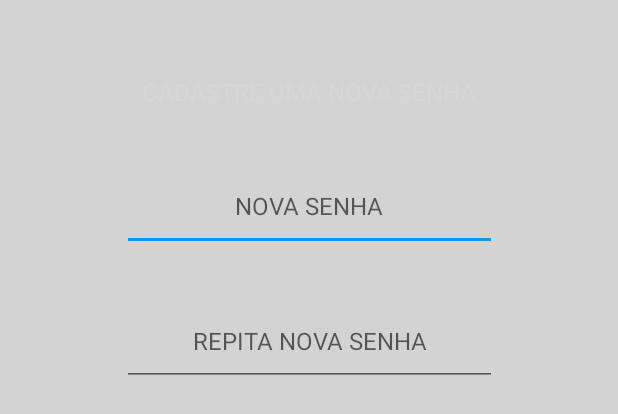
After one commit to fortknoxDesenv/Mockup-SemPrysm-ComGrafico, an Android app: the layout alert_dialog_nova_senha.xml on its own in the app's theme, with its tools: preview values and no code run, on a phone screen of 412 x 824 dp. The commit adds this screen. Shown: the top 414 px of the screen. Run offline under Robolectric (Android 15) with nearby library versions, the phone set to English and light mode, and no system bars.

Commit message:
Ao resetar a senha no prysm aparece um popup para digitar a nova senha

```diff
--- a/app/src/main/java/com/anyvision/facekeyexample/prysm/AuthToken.java
+++ b/app/src/main/java/com/anyvision/facekeyexample/prysm/AuthToken.java
@@ -49,4 +49,8 @@ public interface AuthToken {
     @GET("AppVisionService.svc/GetVariableStatesByFilter?filters=$V.App.REGIONAL.POC.*")
     Call<SolicitationExtension> GetSolicitHistApprovedReproved(@Header("SessionID") String SessionID);
 
+    @Headers({"Accept: application/xml"})
+    @GET("AppVisionService.svc/ChangePassword")
+    Call<Void> GetChangedPassword(@Header("SessionID") String SessionId, @Query("username") String username, @Query("oldHashPassword") String oldHashPassword, @Query("newHashPassword") String newHashPassword);
+
 }
--- a/app/src/main/java/com/anyvision/facekeyexample/utils/Enum.java
+++ b/app/src/main/java/com/anyvision/facekeyexample/utils/Enum.java
@@ -24,4 +24,9 @@ public class Enum {
         URL_ANYVISION,
         URL_SERVIDOR_LOCAL
     }
+
+    public enum LogarSemSesame {
+        LOGAR,
+        MUDARSENHA
+    }
 }
--- /dev/null
+++ b/app/src/main/res/layout/alert_dialog_nova_senha.xml
@@ -0,0 +1,63 @@
+<androidx.constraintlayout.widget.ConstraintLayout xmlns:android="http://schemas.android.com/apk/res/android"
+    xmlns:app="http://schemas.android.com/apk/res-auto"
+    android:id="@+id/root"
+    android:layout_width="match_parent"
+    android:layout_height="match_parent"
+     android:background="#d3d3d3"
+    >
+
+    <TextView
+        android:id="@+id/txtCadastroSenha"
+        android:layout_width="wrap_content"
+        android:layout_height="wrap_content"
+        android:layout_marginTop="50dp"
+        android:text="CADASTRE UMA NOVA SENHA"
+        android:textAlignment="center"
+        android:textSize="16dp"
+         android:textColor="@color/blackText"
+        app:layout_constraintStart_toStartOf="parent"
+        app:layout_constraintEnd_toEndOf="parent"
+        app:layout_constraintTop_toTopOf="parent" />
+
+    <EditText
+        android:id="@+id/txtNovaSenha"
+        android:layout_width="250dp"
+        android:layout_height="60dp"
+        android:layout_marginTop="35dp"
+        android:hint="NOVA SENHA"
+        android:text=""
+         android:textColor="@color/blackText"
+        android:textAlignment="center"
+        android:textSize="16dp"
+        android:inputType="textPassword"
+        app:layout_constraintStart_toStartOf="parent"
+        app:layout_constraintEnd_toEndOf="parent"
+        app:layout_constraintTop_toBottomOf="@+id/txtCadastroSenha"
+        />
+
+    <EditText
+        android:id="@+id/txtRepitaNovaSenha"
+        android:layout_width="250dp"
+        android:layout_height="60dp"
+        android:layout_marginTop="30dp"
+        android:hint="REPITA NOVA SENHA"
+         android:layout_marginBottom="30dp"
+         android:textColor="@color/blackText"
+        android:text=""
+        android:textAlignment="center"
+        android:textSize="16dp"
+        android:inputType="textPassword"
+        app:layout_constraintStart_toStartOf="parent"
+        app:layout_constraintEnd_toEndOf="parent"
+        app:layout_constraintTop_toBottomOf="@id/txtNovaSenha"
+        />
+
+    <ImageView
+        android:layout_width="match_parent"
+        android:layout_height="match_parent"
+        android:layout_marginTop="20dp"
+        app:layout_constraintTop_toBottomOf="@id/txtRepitaNovaSenha"
+        ></ImageView>
+
+
+</androidx.constraintlayout.widget.ConstraintLayout>
--- a/app/src/main/res/values/strings.xml
+++ b/app/src/main/res/values/strings.xml
@@ -74,6 +74,7 @@
     <string name="AGENCIA">AGENCIA</string>
     <string name="AGENCIA0001.5">App.AGENCIA.POC.AGENCIA0001.5</string>
     <string name="digite_nome_usuario">Por favor, digite o nome de usuário definido no registro!</string>
+    <string name="digite_senha_usuario">Por favor, digite a senha de usuário definido no registro!</string>
     <string name="aprovaReprovaExtesao">aprovaReprovaExtesao</string>
     <string name="geral">geral</string>
     <string name="verifique_status_servidor">Por favor, verifique o status do servidor local!</string>
```
Also changed, not shown: app/src/main/java/com/anyvision/facekeyexample/activities/LoginActivity.java (+80 -11 lines), app/src/main/java/com/anyvision/facekeyexample/models/GetVariables.java (+18 -0 lines), app/src/main/java/com/anyvision/facekeyexample/prysm/Authentication.java (+211 -5 lines), app/src/main/res/layout/activity_login.xml (+17 -1 lines), 1103 other files.
